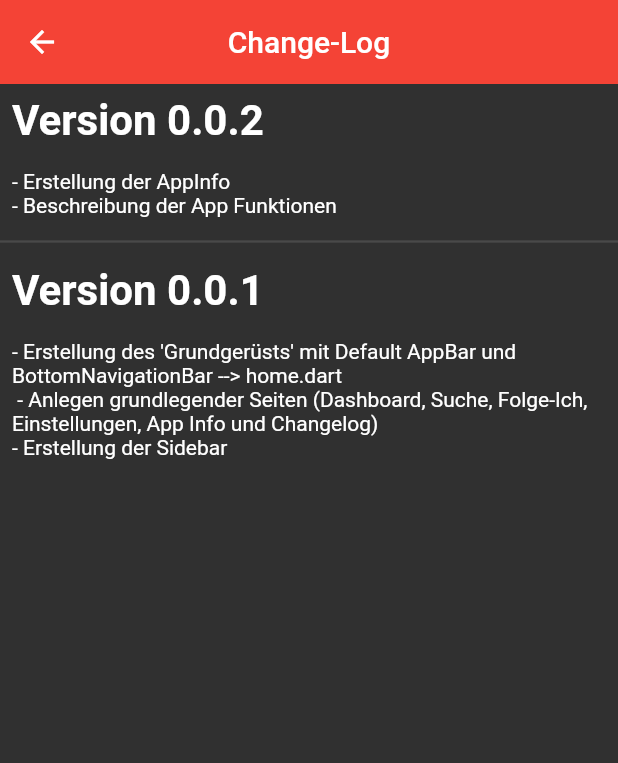
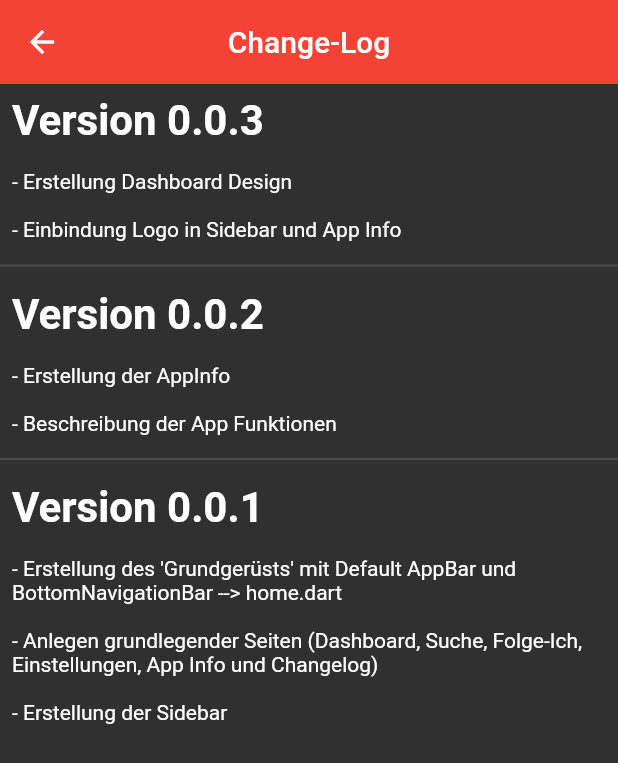
Before and after one commit to Janoxx/songApp_projekt, a Flutter app: the Changelog screen opened directly, on a phone screen of 412 x 824 dp. Shown: the top 763 px of the screen. Run offline on Flutter 3.47's test engine with Material 2 defaults, Android fonts, the phone set to English and light mode, and no system bars; network calls fail.

Commit message:
Version und Neuerungen angepasst

```diff
--- a/lib/screens/appinfo.dart
+++ b/lib/screens/appinfo.dart
@@ -1,5 +1,4 @@
 // ignore_for_file: prefer_const_literals_to_create_immutables, prefer_const_constructors
-
 import 'package:flutter/material.dart';
 
 class AppInfo extends StatefulWidget {
@@ -34,7 +33,7 @@ class _AppInfoState extends State<AppInfo> {
                   ),
                 ),
                 Text("Song App", style: TextStyle(fontWeight: FontWeight.w300, fontSize: 36)),
-                Text("Version 0.0.2", style: TextStyle(fontWeight: FontWeight.w300, fontSize: 12)),
+                Text("Version 0.0.3", style: TextStyle(fontWeight: FontWeight.w300, fontSize: 12)),
               ],
             ),
           // --- App Info Text ---
--- a/lib/screens/changelog.dart
+++ b/lib/screens/changelog.dart
@@ -13,13 +13,26 @@ class _ChangelogState extends State<Changelog> {
       children: const [
         Padding(
           padding: EdgeInsets.all(8.0),
+          child: Text("Version 0.0.3",
+              style: TextStyle(fontWeight: FontWeight.bold, fontSize: 28)),
+        ),
+        Padding(
+          padding: EdgeInsets.all(8.0),
+          child: Text("- Erstellung Dashboard Design \n \n" +
+                      "- Einbindung Logo in Sidebar und App Info"),
+        ),
+        Divider(
+          thickness: 1.5,
+        ),
+        Padding(
+          padding: EdgeInsets.all(8.0),
           child: Text("Version 0.0.2",
               style: TextStyle(fontWeight: FontWeight.bold, fontSize: 28)),
         ),
         Padding(
           padding: EdgeInsets.all(8.0),
-          child: Text("- Erstellung der AppInfo \n" +
-              "- Beschreibung der App Funktionen"),
+          child: Text("- Erstellung der AppInfo \n \n" +
+                      "- Beschreibung der App Funktionen"),
         ),
         Divider(
           thickness: 1.5,
@@ -32,8 +45,8 @@ class _ChangelogState extends State<Changelog> {
         Padding(
           padding: EdgeInsets.all(8.0),
           child: Text(
-              "- Erstellung des 'Grundgerüsts' mit Default AppBar und BottomNavigationBar --> home.dart \n" +
-                  " - Anlegen grundlegender Seiten (Dashboard, Suche, Folge-Ich, Einstellungen, App Info und Changelog) \n" +
+                  "- Erstellung des 'Grundgerüsts' mit Default AppBar und BottomNavigationBar --> home.dart \n \n" +
+                  "- Anlegen grundlegender Seiten (Dashboard, Suche, Folge-Ich, Einstellungen, App Info und Changelog) \n \n" +
                   "- Erstellung der Sidebar"),
         ),
       ],
```
